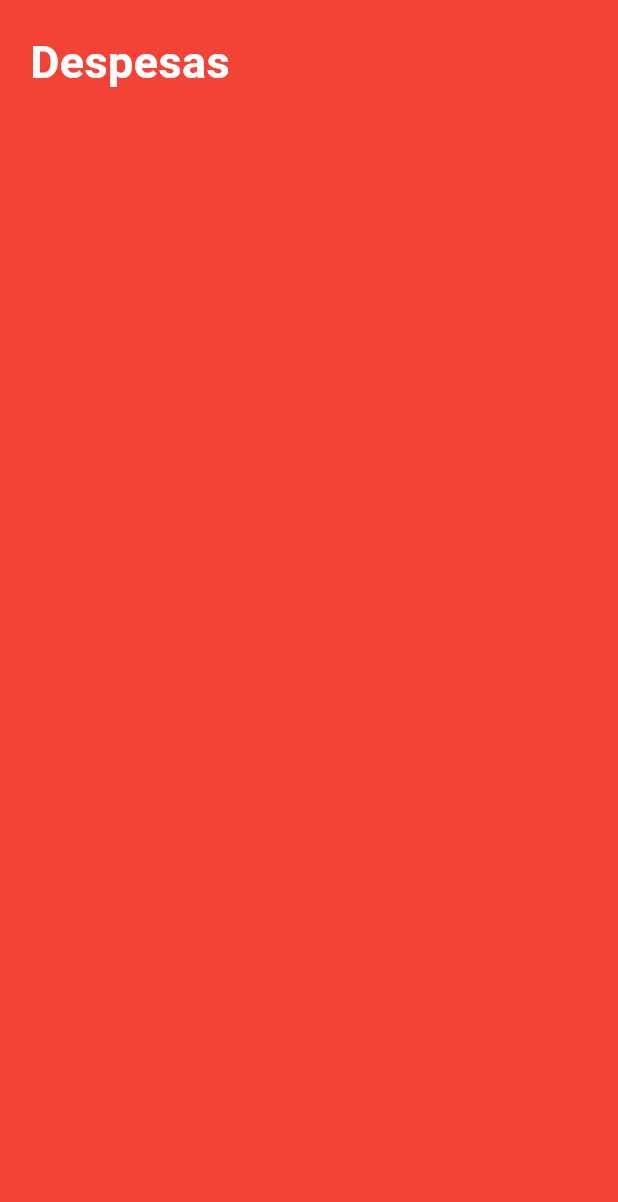
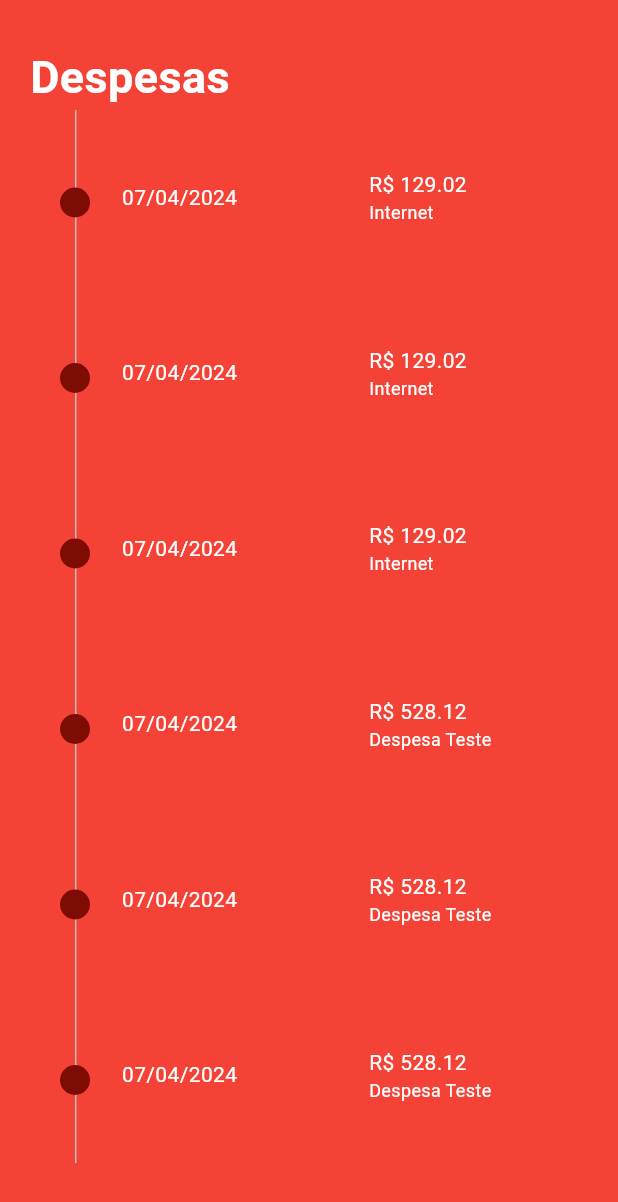
Before and after one commit to Leandro208/app_finance_flutter, a Flutter app: the DespesasResumo screen opened directly, on a phone screen of 412 x 824 dp. Shown: the top 1202 px of the screen. Run offline on Flutter 3.47's test engine with Material 3 defaults, Android fonts, the phone set to English and light mode, and no system bars; our stand-ins replace shared_preferences; accounts and stored records are empty; Roboto replaces fonts that are missing (streetAddressLine1).

Commit message:
feat: terminando o layout das paginas resumos de despesa e receita

```diff
--- a/lib/model/tipo_movimentacao.dart
+++ b/lib/model/tipo_movimentacao.dart
@@ -8,9 +8,9 @@ enum TipoMovimentacao{
   Color get cor{
     switch (this) {
       case TipoMovimentacao.DESPESA:
-        return AppColors.despesaColor;
+        return AppColors.despesaColorPrimary;
       case TipoMovimentacao.RECEITA:
-      return AppColors.receitaColor;
+      return AppColors.receitaColorPrimary;
     }
   }
 
--- /dev/null
+++ b/lib/modules/components/timeline.dart
@@ -0,0 +1,74 @@
+import 'package:app_finance_flutter/model/movimentacao.dart';
+import 'package:flutter/material.dart';
+import 'package:intl/intl.dart';
+
+class TimelineMovimentacao extends StatelessWidget {
+
+  final List<Movimentacao> movimentacoes;
+  final Color cor;
+  const TimelineMovimentacao({super.key, required this.movimentacoes, required this.cor});
+
+  @override
+  Widget build(BuildContext context) {
+    Size size = MediaQuery.of(context).size;
+
+    return Flexible(
+          child: ListView.builder(
+              shrinkWrap: true,
+              itemCount: movimentacoes.length,
+              itemBuilder: (context, i) {
+                return Stack(
+                  children: [
+                    Padding(
+                      padding: const EdgeInsets.all(40),
+                      child: Row(
+                        children: [
+                          SizedBox(width: size.width * 0.1),
+                          SizedBox(
+                            width: size.width * 0.4,
+                            child: Text(DateFormat('dd/MM/yyyy').format(movimentacoes[i].data), style: const TextStyle(color: Colors.white),),
+                          ),
+                          SizedBox(
+                            child: Column(
+                              crossAxisAlignment: CrossAxisAlignment.start,
+                              children: [
+                                Text('R\$ ${movimentacoes[i].valor.toStringAsFixed(2)}', style: const TextStyle(color: Colors.white)),
+                                Text(
+                                  movimentacoes[i].descricao,
+                                  style: const TextStyle(
+                                      color: Colors.white, fontSize: 12),
+                                )
+                              ],
+                            ),
+                          )
+                        ],
+                      ),
+                    ),
+                    Positioned(
+                      left: 50,
+                      child: Container(
+                        height: size.height * 0.7,
+                        width: 1.0,
+                        color: Colors.grey.shade400,
+                      ),
+                    ),
+                    Positioned(
+                      bottom: 5,
+                      child: Padding(
+                        padding: const EdgeInsets.all(40.0),
+                        child: Container(
+                          height: 20.0,
+                          width: 20.0,
+                          decoration: BoxDecoration(
+                            color: cor,
+                            borderRadius: BorderRadius.circular(20),
+                          ),
+                        ),
+                      ),
+                    ),
+                  ],
+                );
+              }),
+        );
+  }
+}
--- a/lib/modules/resumos/despesa.dart
+++ b/lib/modules/resumos/despesa.dart
@@ -1,3 +1,6 @@
+import 'package:app_finance_flutter/model/movimentacao.dart';
+import 'package:app_finance_flutter/model/tipo_movimentacao.dart';
+import 'package:app_finance_flutter/modules/components/timeline.dart';
 import 'package:app_finance_flutter/utils/app_colors.dart';
 import 'package:flutter/material.dart';
 
@@ -9,12 +12,49 @@ class DespesasResumo extends StatefulWidget {
 }
 
 class _DespesasResumoState extends State<DespesasResumo> {
+
+final List<Movimentacao> _despesas = [
+    Movimentacao(
+        descricao: 'Internet',
+        valor: 129.02,
+        data: DateTime.now(),
+        tipo: TipoMovimentacao.DESPESA),
+    Movimentacao(
+        descricao: 'Internet',
+        valor: 129.02,
+        data: DateTime.now(),
+        tipo: TipoMovimentacao.DESPESA),
+    Movimentacao(
+        descricao: 'Internet',
+        valor: 129.02,
+        data: DateTime.now(),
+        tipo: TipoMovimentacao.DESPESA),
+    Movimentacao(
+        descricao: 'Despesa Teste',
+        valor: 528.12,
+        data: DateTime.now(),
+        tipo: TipoMovimentacao.DESPESA),
+        Movimentacao(
+        descricao: 'Despesa Teste',
+        valor: 528.12,
+        data: DateTime.now(),
+        tipo: TipoMovimentacao.DESPESA),
+        Movimentacao(
+        descricao: 'Despesa Teste',
+        valor: 528.12,
+        data: DateTime.now(),
+        tipo: TipoMovimentacao.DESPESA)
+  ];
+
   @override
   Widget build(BuildContext context) {
-    return const Scaffold(
-      backgroundColor: AppColors.despesaColor,
-      body: Padding(
-        padding: EdgeInsets.all(20),
+    return Scaffold(
+      backgroundColor: AppColors.despesaColorPrimary,
+      body: Column(
+        crossAxisAlignment: CrossAxisAlignment.start,
+        children: [
+          const Padding(
+            padding: EdgeInsets.fromLTRB(20, 30, 0, 0),
             child: Text('Despesas',
                 style: TextStyle(
                     color: Colors.white,
@@ -22,6 +62,9 @@ class _DespesasResumoState extends State<DespesasResumo> {
                     fontSize: 30,
                     fontFamily: AutofillHints.streetAddressLine1)),
           ),
+          TimelineMovimentacao(movimentacoes: _despesas, cor: AppColors.despesaColorSecondary,)
+        ],
+      ),
     );
   }
 }
--- a/lib/modules/resumos/receitas.dart
+++ b/lib/modules/resumos/receitas.dart
@@ -1,21 +1,38 @@
+import 'package:app_finance_flutter/model/movimentacao.dart';
+import 'package:app_finance_flutter/model/tipo_movimentacao.dart';
+import 'package:app_finance_flutter/modules/components/timeline.dart';
 import 'package:app_finance_flutter/utils/app_colors.dart';
-import 'package:flutter/cupertino.dart';
 import 'package:flutter/material.dart';
 
 class ReceitasResumo extends StatefulWidget {
   const ReceitasResumo({super.key});
-
   @override
   State<ReceitasResumo> createState() => _ReceitasResumoState();
 }
 
 class _ReceitasResumoState extends State<ReceitasResumo> {
+  final List<Movimentacao> _receitas = [
+    Movimentacao(
+        descricao: 'Internet',
+        valor: 129.02,
+        data: DateTime.now(),
+        tipo: TipoMovimentacao.RECEITA),
+    Movimentacao(
+        descricao: 'Internet',
+        valor: 129.02,
+        data: DateTime.now(),
+        tipo: TipoMovimentacao.RECEITA),
+  ];
+
   @override
   Widget build(BuildContext context) {
-    return const Scaffold(
-      backgroundColor: AppColors.receitaColor,
-      body: Padding(
-        padding: EdgeInsets.all(20),
+    return Scaffold(
+      backgroundColor: AppColors.receitaColorPrimary,
+      body: Column(
+        crossAxisAlignment: CrossAxisAlignment.start,
+        children: [
+          const Padding(
+            padding: EdgeInsets.fromLTRB(20, 30, 0, 0),
             child: Text('Receitas',
                 style: TextStyle(
                     color: Colors.white,
@@ -23,6 +40,9 @@ class _ReceitasResumoState extends State<ReceitasResumo> {
                     fontSize: 30,
                     fontFamily: AutofillHints.streetAddressLine1)),
           ),
+          TimelineMovimentacao(movimentacoes: _receitas, cor: AppColors.receitaColorSecondary,)
+        ],
+      ),
     );
   }
 }
--- a/lib/utils/app_colors.dart
+++ b/lib/utils/app_colors.dart
@@ -3,6 +3,8 @@ import 'package:flutter/material.dart';
 class AppColors {
   static const Color primaryColor = Colors.blue;
   static const Color secondaryColor = Color.fromARGB(255, 26, 35, 126);
-  static const Color despesaColor = Colors.red;
-  static const Color receitaColor = Colors.green;
+  static const Color despesaColorPrimary = Colors.red;
+  static const Color despesaColorSecondary = Color.fromARGB(255, 125, 13, 4);
+  static const Color receitaColorPrimary = Colors.green;
+  static const Color receitaColorSecondary = Color.fromARGB(255, 7, 91, 10);
 }
```
Lines whose indentation alone changed are shown as unchanged.
